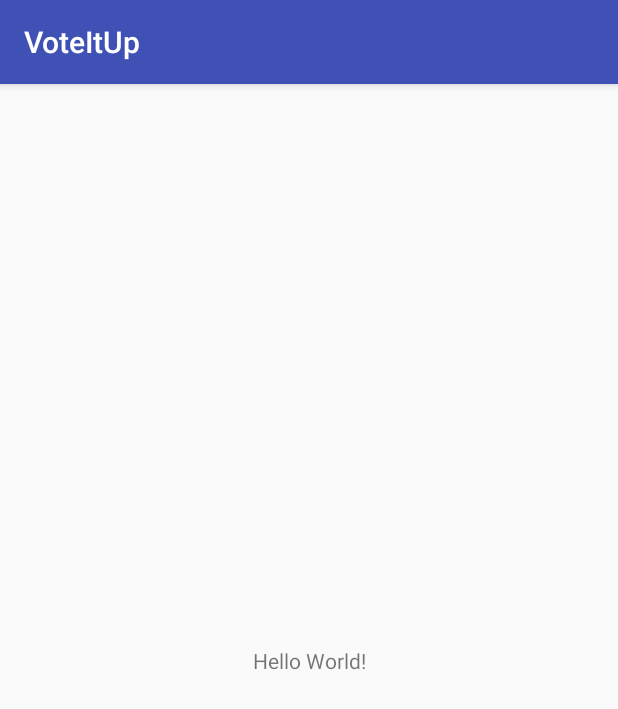
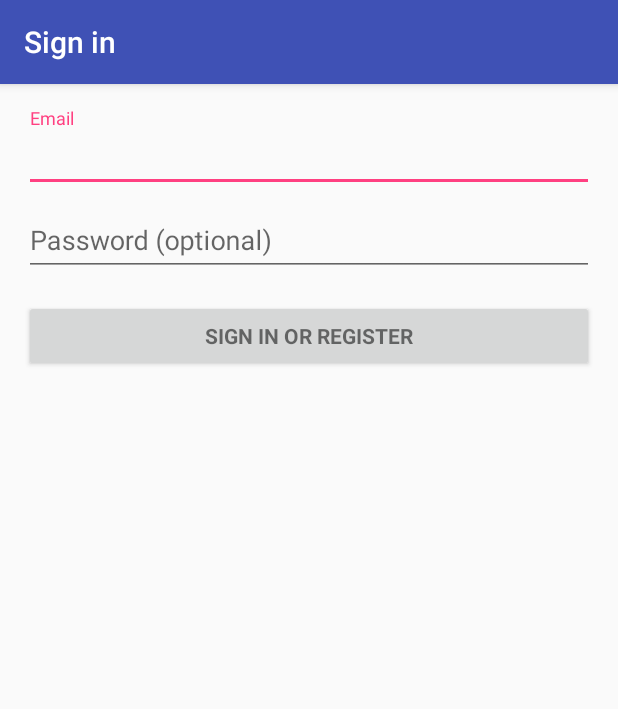
Before and after one commit to echosergio/voteitup, an Android app: the screen it shows after launch (MainActivity before the commit, LoginActivity after it), on a phone screen of 412 x 824 dp. Shown: the top 709 px of the screen. Run offline under Robolectric (Android 15) with nearby library versions, the light colour scheme and no system bars; 2 statements that could not run were skipped.

Commit message:
Add splash screen and login activity

```diff
--- a/App/VoteItUp/app/build.gradle
+++ b/App/VoteItUp/app/build.gradle
@@ -11,6 +11,7 @@ android {
         versionCode 1
         versionName "1.0"
         testInstrumentationRunner "android.support.test.runner.AndroidJUnitRunner"
+        vectorDrawables.useSupportLibrary = true
     }
     buildTypes {
         release {
@@ -21,6 +22,8 @@ android {
 }
 
 dependencies {
+    implementation 'com.android.support:design:26.1.0'
+    implementation 'com.android.support:support-v4:26.1.0'
     compile fileTree(dir: 'libs', include: ['*.jar'])
     androidTestCompile('com.android.support.test.espresso:espresso-core:2.2.2', {
         exclude group: 'com.android.support', module: 'support-annotations'
@@ -33,3 +36,5 @@ dependencies {
 repositories {
     mavenCentral()
 }
+
+apply plugin: 'kotlin-android-extensions'
--- /dev/null
+++ b/App/VoteItUp/app/src/main/java/upm/dam/voteitup/LoginActivity.kt
@@ -0,0 +1,295 @@
+package upm.dam.voteitup
+
+import android.animation.Animator
+import android.animation.AnimatorListenerAdapter
+import android.annotation.TargetApi
+import android.content.pm.PackageManager
+import android.support.design.widget.Snackbar
+import android.support.v7.app.AppCompatActivity
+import android.app.LoaderManager.LoaderCallbacks
+import android.content.CursorLoader
+import android.content.Loader
+import android.database.Cursor
+import android.net.Uri
+import android.os.AsyncTask
+import android.os.Build
+import android.os.Bundle
+import android.provider.ContactsContract
+import android.text.TextUtils
+import android.view.View
+import android.view.inputmethod.EditorInfo
+import android.widget.ArrayAdapter
+import android.widget.TextView
+
+import java.util.ArrayList
+import android.Manifest.permission.READ_CONTACTS
+
+import kotlinx.android.synthetic.main.activity_login.*
+
+/**
+ * A login screen that offers login via email/password.
+ */
+class LoginActivity : AppCompatActivity(), LoaderCallbacks<Cursor> {
+    /**
+     * Keep track of the login task to ensure we can cancel it if requested.
+     */
+    private var mAuthTask: UserLoginTask? = null
+
+    override fun onCreate(savedInstanceState: Bundle?) {
+        super.onCreate(savedInstanceState)
+        setContentView(R.layout.activity_login)
+        // Set up the login form.
+        populateAutoComplete()
+        password.setOnEditorActionListener(TextView.OnEditorActionListener { _, id, _ ->
+            if (id == EditorInfo.IME_ACTION_DONE || id == EditorInfo.IME_NULL) {
+                attemptLogin()
+                return@OnEditorActionListener true
+            }
+            false
+        })
+
+        email_sign_in_button.setOnClickListener { attemptLogin() }
+    }
+
+    private fun populateAutoComplete() {
+        if (!mayRequestContacts()) {
+            return
+        }
+
+        loaderManager.initLoader(0, null, this)
+    }
+
+    private fun mayRequestContacts(): Boolean {
+        if (Build.VERSION.SDK_INT < Build.VERSION_CODES.M) {
+            return true
+        }
+        if (checkSelfPermission(READ_CONTACTS) == PackageManager.PERMISSION_GRANTED) {
+            return true
+        }
+        if (shouldShowRequestPermissionRationale(READ_CONTACTS)) {
+            Snackbar.make(email, R.string.permission_rationale, Snackbar.LENGTH_INDEFINITE)
+                    .setAction(android.R.string.ok,
+                            { requestPermissions(arrayOf(READ_CONTACTS), REQUEST_READ_CONTACTS) })
+        } else {
+            requestPermissions(arrayOf(READ_CONTACTS), REQUEST_READ_CONTACTS)
+        }
+        return false
+    }
+
+    /**
+     * Callback received when a permissions request has been completed.
+     */
+    override fun onRequestPermissionsResult(requestCode: Int, permissions: Array<String>,
+                                            grantResults: IntArray) {
+        if (requestCode == REQUEST_READ_CONTACTS) {
+            if (grantResults.size == 1 && grantResults[0] == PackageManager.PERMISSION_GRANTED) {
+                populateAutoComplete()
+            }
+        }
+    }
+
+
+    /**
+     * Attempts to sign in or register the account specified by the login form.
+     * If there are form errors (invalid email, missing fields, etc.), the
+     * errors are presented and no actual login attempt is made.
+     */
+    private fun attemptLogin() {
+        if (mAuthTask != null) {
+            return
+        }
+
+        // Reset errors.
+        email.error = null
+        password.error = null
+
+        // Store values at the time of the login attempt.
+        val emailStr = email.text.toString()
+        val passwordStr = password.text.toString()
+
+        var cancel = false
+        var focusView: View? = null
+
+        // Check for a valid password, if the user entered one.
+        if (!TextUtils.isEmpty(passwordStr) && !isPasswordValid(passwordStr)) {
+            password.error = getString(R.string.error_invalid_password)
+            focusView = password
+            cancel = true
+        }
+
+        // Check for a valid email address.
+        if (TextUtils.isEmpty(emailStr)) {
+            email.error = getString(R.string.error_field_required)
+            focusView = email
+            cancel = true
+        } else if (!isEmailValid(emailStr)) {
+            email.error = getString(R.string.error_invalid_email)
+            focusView = email
+            cancel = true
+        }
+
+        if (cancel) {
+            // There was an error; don't attempt login and focus the first
+            // form field with an error.
+            focusView?.requestFocus()
+        } else {
+            // Show a progress spinner, and kick off a splash_background task to
+            // perform the user login attempt.
+            showProgress(true)
+            mAuthTask = UserLoginTask(emailStr, passwordStr)
+            mAuthTask!!.execute(null as Void?)
+        }
+    }
+
+    private fun isEmailValid(email: String): Boolean {
+        //TODO: Replace this with your own logic
+        return email.contains("@")
+    }
+
+    private fun isPasswordValid(password: String): Boolean {
+        //TODO: Replace this with your own logic
+        return password.length > 4
+    }
+
+    /**
+     * Shows the progress UI and hides the login form.
+     */
+    @TargetApi(Build.VERSION_CODES.HONEYCOMB_MR2)
+    private fun showProgress(show: Boolean) {
+        // On Honeycomb MR2 we have the ViewPropertyAnimator APIs, which allow
+        // for very easy animations. If available, use these APIs to fade-in
+        // the progress spinner.
+        if (Build.VERSION.SDK_INT >= Build.VERSION_CODES.HONEYCOMB_MR2) {
+            val shortAnimTime = resources.getInteger(android.R.integer.config_shortAnimTime).toLong()
+
+            login_form.visibility = if (show) View.GONE else View.VISIBLE
+            login_form.animate()
+                    .setDuration(shortAnimTime)
+                    .alpha((if (show) 0 else 1).toFloat())
+                    .setListener(object : AnimatorListenerAdapter() {
+                        override fun onAnimationEnd(animation: Animator) {
+                            login_form.visibility = if (show) View.GONE else View.VISIBLE
+                        }
+                    })
+
+            login_progress.visibility = if (show) View.VISIBLE else View.GONE
+            login_progress.animate()
+                    .setDuration(shortAnimTime)
+                    .alpha((if (show) 1 else 0).toFloat())
+                    .setListener(object : AnimatorListenerAdapter() {
+                        override fun onAnimationEnd(animation: Animator) {
+                            login_progress.visibility = if (show) View.VISIBLE else View.GONE
+                        }
+                    })
+        } else {
+            // The ViewPropertyAnimator APIs are not available, so simply show
+            // and hide the relevant UI components.
+            login_progress.visibility = if (show) View.VISIBLE else View.GONE
+            login_form.visibility = if (show) View.GONE else View.VISIBLE
+        }
+    }
+
+    override fun onCreateLoader(i: Int, bundle: Bundle?): Loader<Cursor> {
+        return CursorLoader(this,
+                // Retrieve data rows for the device user's 'profile' contact.
+                Uri.withAppendedPath(ContactsContract.Profile.CONTENT_URI,
+                        ContactsContract.Contacts.Data.CONTENT_DIRECTORY), ProfileQuery.PROJECTION,
+
+                // Select only email addresses.
+                ContactsContract.Contacts.Data.MIMETYPE + " = ?", arrayOf(ContactsContract.CommonDataKinds.Email
+                .CONTENT_ITEM_TYPE),
+
+                // Show primary email addresses first. Note that there won't be
+                // a primary email address if the user hasn't specified one.
+                ContactsContract.Contacts.Data.IS_PRIMARY + " DESC")
+    }
+
+    override fun onLoadFinished(cursorLoader: Loader<Cursor>, cursor: Cursor) {
+        val emails = ArrayList<String>()
+        cursor.moveToFirst()
+        while (!cursor.isAfterLast) {
+            emails.add(cursor.getString(ProfileQuery.ADDRESS))
+            cursor.moveToNext()
+        }
+
+        addEmailsToAutoComplete(emails)
+    }
+
+    override fun onLoaderReset(cursorLoader: Loader<Cursor>) {
+
+    }
+
+    private fun addEmailsToAutoComplete(emailAddressCollection: List<String>) {
+        //Create adapter to tell the AutoCompleteTextView what to show in its dropdown list.
+        val adapter = ArrayAdapter(this@LoginActivity,
+                android.R.layout.simple_dropdown_item_1line, emailAddressCollection)
+
+        email.setAdapter(adapter)
+    }
+
+    object ProfileQuery {
+        val PROJECTION = arrayOf(
+                ContactsContract.CommonDataKinds.Email.ADDRESS,
+                ContactsContract.CommonDataKinds.Email.IS_PRIMARY)
+        val ADDRESS = 0
+        val IS_PRIMARY = 1
+    }
+
+    /**
+     * Represents an asynchronous login/registration task used to authenticate
+     * the user.
+     */
+    inner class UserLoginTask internal constructor(private val mEmail: String, private val mPassword: String) : AsyncTask<Void, Void, Boolean>() {
+
+        override fun doInBackground(vararg params: Void): Boolean? {
+            // TODO: attempt authentication against a network service.
+
+            try {
+                // Simulate network access.
+                Thread.sleep(2000)
+            } catch (e: InterruptedException) {
+                return false
+            }
+
+            return DUMMY_CREDENTIALS
+                    .map { it.split(":") }
+                    .firstOrNull { it[0] == mEmail }
+                    ?.let {
+                        // Account exists, return true if the password matches.
+                        it[1] == mPassword
+                    }
+                    ?: true
+        }
+
+        override fun onPostExecute(success: Boolean?) {
+            mAuthTask = null
+            showProgress(false)
+
+            if (success!!) {
+                finish()
+            } else {
+                password.error = getString(R.string.error_incorrect_password)
+                password.requestFocus()
+            }
+        }
+
+        override fun onCancelled() {
+            mAuthTask = null
+            showProgress(false)
+        }
+    }
+
+    companion object {
+
+        /**
+         * Id to identity READ_CONTACTS permission request.
+         */
+        private val REQUEST_READ_CONTACTS = 0
+
+        /**
+         * A dummy authentication store containing known user names and passwords.
+         * TODO: remove after connecting to a real authentication system.
+         */
+        private val DUMMY_CREDENTIALS = arrayOf("foo@example.com:hello", "bar@example.com:world")
+    }
+}
--- /dev/null
+++ b/App/VoteItUp/app/src/main/java/upm/dam/voteitup/SplashActivity.kt
@@ -0,0 +1,17 @@
+package upm.dam.voteitup
+
+import android.support.v7.app.AppCompatActivity
+import android.os.Bundle
+import android.content.Intent
+
+
+class SplashActivity : AppCompatActivity() {
+
+    override fun onCreate(savedInstanceState: Bundle?) {
+        super.onCreate(savedInstanceState)
+        Thread.sleep(2000)
+        val intent = Intent(this, LoginActivity::class.java)
+        startActivity(intent)
+        finish()
+    }
+}
--- /dev/null
+++ b/App/VoteItUp/app/src/main/res/drawable/splash_background.xml
@@ -0,0 +1,7 @@
+<?xml version="1.0" encoding="utf-8"?>
+<layer-list xmlns:android="http://schemas.android.com/apk/res/android">
+
+    <item android:drawable="@color/white" />
+    <item android:gravity="center" android:drawable="@mipmap/ic_launcher_foreground"/>
+
+</layer-list>
--- /dev/null
+++ b/App/VoteItUp/app/src/main/res/layout/activity_login.xml
@@ -0,0 +1,77 @@
+<LinearLayout xmlns:android="http://schemas.android.com/apk/res/android"
+    xmlns:tools="http://schemas.android.com/tools"
+    android:layout_width="match_parent"
+    android:layout_height="match_parent"
+    android:gravity="center_horizontal"
+    android:orientation="vertical"
+    android:paddingBottom="@dimen/activity_vertical_margin"
+    android:paddingLeft="@dimen/activity_horizontal_margin"
+    android:paddingRight="@dimen/activity_horizontal_margin"
+    android:paddingTop="@dimen/activity_vertical_margin"
+    tools:context="upm.dam.voteitup.LoginActivity">
+
+    <!-- Login progress -->
+    <ProgressBar
+        android:id="@+id/login_progress"
+        style="?android:attr/progressBarStyleLarge"
+        android:layout_width="wrap_content"
+        android:layout_height="wrap_content"
+        android:layout_marginBottom="8dp"
+        android:visibility="gone" />
+
+    <ScrollView
+        android:id="@+id/login_form"
+        android:layout_width="match_parent"
+        android:layout_height="match_parent">
+
+        <LinearLayout
+            android:id="@+id/email_login_form"
+            android:layout_width="match_parent"
+            android:layout_height="wrap_content"
+            android:orientation="vertical">
+
+            <android.support.design.widget.TextInputLayout
+                android:layout_width="match_parent"
+                android:layout_height="wrap_content">
+
+                <AutoCompleteTextView
+                    android:id="@+id/email"
+                    android:layout_width="match_parent"
+                    android:layout_height="wrap_content"
+                    android:hint="@string/prompt_email"
+                    android:inputType="textEmailAddress"
+                    android:maxLines="1"
+                    android:singleLine="true" />
+
+            </android.support.design.widget.TextInputLayout>
+
+            <android.support.design.widget.TextInputLayout
+                android:layout_width="match_parent"
+                android:layout_height="wrap_content">
+
+                <EditText
+                    android:id="@+id/password"
+                    android:layout_width="match_parent"
+                    android:layout_height="wrap_content"
+                    android:hint="@string/prompt_password"
+                    android:imeActionId="6"
+                    android:imeActionLabel="@string/action_sign_in_short"
+                    android:imeOptions="actionUnspecified"
+                    android:inputType="textPassword"
+                    android:maxLines="1"
+                    android:singleLine="true" />
+
+            </android.support.design.widget.TextInputLayout>
+
+            <Button
+                android:id="@+id/email_sign_in_button"
+                style="?android:textAppearanceSmall"
+                android:layout_width="match_parent"
+                android:layout_height="wrap_content"
+                android:layout_marginTop="16dp"
+                android:text="@string/action_sign_in"
+                android:textStyle="bold" />
+
+        </LinearLayout>
+    </ScrollView>
+</LinearLayout>
--- a/App/VoteItUp/app/src/main/res/values/colors.xml
+++ b/App/VoteItUp/app/src/main/res/values/colors.xml
@@ -3,4 +3,6 @@
     <color name="colorPrimary">#3F51B5</color>
     <color name="colorPrimaryDark">#303F9F</color>
     <color name="colorAccent">#FF4081</color>
+    <color name="white">#FFFFFF</color>
+    <color name="black_overlay">#66000000</color>
 </resources>
--- /dev/null
+++ b/App/VoteItUp/app/src/main/res/values/dimens.xml
@@ -0,0 +1,5 @@
+<resources>
+    <!-- Default screen margins, per the Android Design guidelines. -->
+    <dimen name="activity_horizontal_margin">16dp</dimen>
+    <dimen name="activity_vertical_margin">16dp</dimen>
+</resources>
--- a/App/VoteItUp/app/src/main/res/values/strings.xml
+++ b/App/VoteItUp/app/src/main/res/values/strings.xml
@@ -1,3 +1,17 @@
 <resources>
     <string name="app_name">VoteItUp</string>
+    <string name="title_activity_login">Sign in</string>
+
+    <!-- Strings related to login -->
+    <string name="prompt_email">Email</string>
+    <string name="prompt_password">Password (optional)</string>
+    <string name="action_sign_in">Sign in or register</string>
+    <string name="action_sign_in_short">Sign in</string>
+    <string name="error_invalid_email">This email address is invalid</string>
+    <string name="error_invalid_password">This password is too short</string>
+    <string name="error_incorrect_password">This password is incorrect</string>
+    <string name="error_field_required">This field is required</string>
+    <string name="permission_rationale">"Contacts permissions are needed for providing email
+        completions."
+    </string>
 </resources>
--- a/App/VoteItUp/app/src/main/res/values/styles.xml
+++ b/App/VoteItUp/app/src/main/res/values/styles.xml
@@ -8,4 +8,8 @@
         <item name="colorAccent">@color/colorAccent</item>
     </style>
 
+    <style name="SplashTheme" parent="Theme.AppCompat.NoActionBar">
+        <item name="android:windowBackground">@drawable/splash_background</item>
+    </style>
+
 </resources>
--- a/App/VoteItUp/build.gradle
+++ b/App/VoteItUp/build.gradle
@@ -4,6 +4,7 @@ buildscript {
     ext.kotlin_version = '1.1.60'
     repositories {
         jcenter()
+        google()
     }
     dependencies {
         classpath 'com.android.tools.build:gradle:3.0.1'
@@ -17,6 +18,7 @@ buildscript {
 allprojects {
     repositories {
         jcenter()
+        google()
     }
 }
 
```
Also changed, not shown: App/VoteItUp/app/src/main/AndroidManifest.xml (+15 -2 lines), App/VoteItUp/app/src/main/res/values/attrs.xml (added, +12 -0 lines).
